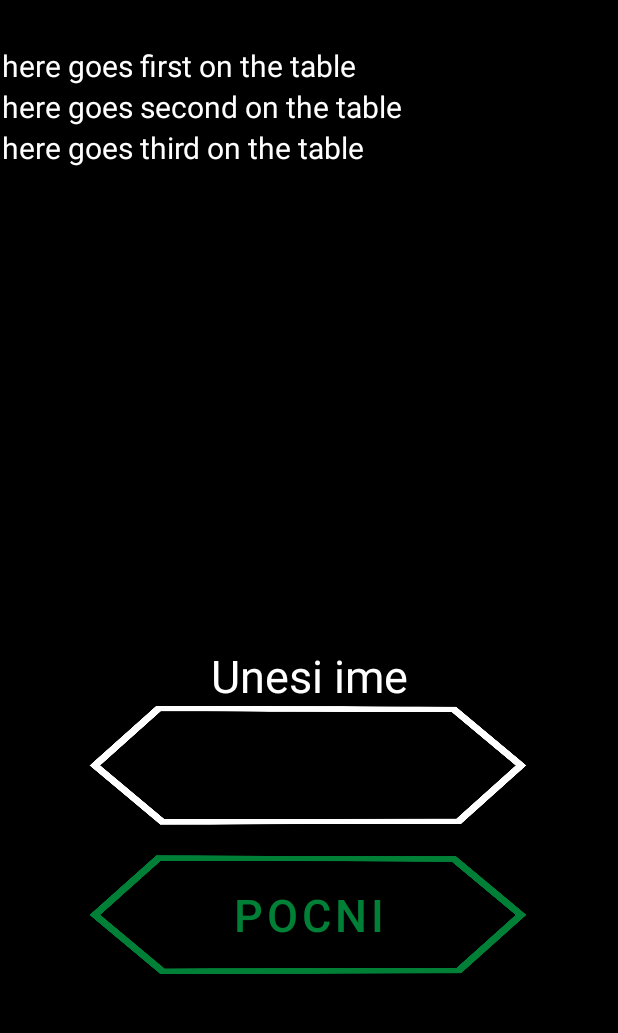
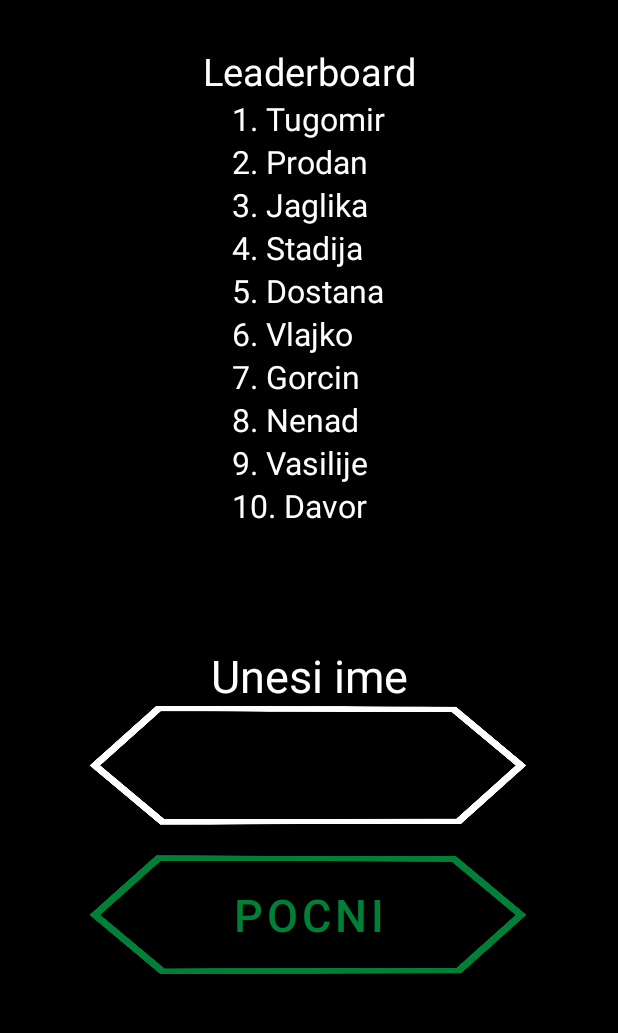
Before and after one commit to nemanjamitric/reCko, an Android app: the screen it shows after launch (MainActivity), on a phone screen of 412 x 824 dp, the part 105-1138 px from its top. Run offline under Robolectric (Android 15) with nearby library versions, the phone set to English and light mode, and no system bars; 7 statements that could not run were skipped.

Commit message:
Leaderboard fixed.

```diff
--- a/app/src/main/res/layout/activity_leaderboard.xml
+++ b/app/src/main/res/layout/activity_leaderboard.xml
@@ -1,6 +1,5 @@
 <?xml version="1.0" encoding="utf-8"?>
-<androidx.constraintlayout.widget.ConstraintLayout
-    xmlns:android="http://schemas.android.com/apk/res/android"
+<androidx.constraintlayout.widget.ConstraintLayout xmlns:android="http://schemas.android.com/apk/res/android"
     xmlns:app="http://schemas.android.com/apk/res-auto"
     xmlns:tools="http://schemas.android.com/tools"
     android:layout_width="match_parent"
@@ -18,6 +17,13 @@
         app:layout_constraintStart_toStartOf="parent"
         app:layout_constraintTop_toTopOf="parent"
         app:layout_constraintVertical_bias="0.494">
+        <TextView
+            android:layout_width="match_parent"
+            android:layout_height="wrap_content"
+            android:textSize="25dp"
+            android:text="Leaderboard"
+            android:textColor="@color/white"
+            android:gravity="center"/>
 
         <TableLayout
             android:layout_width="match_parent"
@@ -26,37 +32,113 @@
 
             <TableRow
                 android:layout_width="match_parent"
-                android:layout_height="match_parent">
+                android:layout_height="match_parent"
+                android:gravity="center">
 
                 <TextView
-                    android:text="here goes first on the table"
+                    android:text="1. Tugomir"
                     android:textColor="@color/white"
-                    android:textSize="20dp" />
+                    android:textSize="21dp"/>
             </TableRow>
 
             <TableRow
                 android:layout_width="match_parent"
-                android:layout_height="match_parent">
+                android:layout_height="match_parent"
+                android:gravity="center">
 
                 <TextView
-                    android:text="here goes second on the table"
+                    android:text="2. Prodan"
                     android:textColor="@color/white"
-                    android:textSize="20dp" />
+                    android:textSize="21dp" />
             </TableRow>
 
             <TableRow
                 android:layout_width="match_parent"
-                android:layout_height="match_parent">
+                android:layout_height="match_parent"
+                android:gravity="center">
 
                 <TextView
-                    android:text="here goes third on the table"
+                    android:text="3. Jaglika"
                     android:textColor="@color/white"
-                    android:textSize="20dp" />
+                    android:textSize="21dp" />
             </TableRow>
 
             <TableRow
                 android:layout_width="match_parent"
-                android:layout_height="match_parent" />
+                android:layout_height="match_parent"
+                android:gravity="center">
+
+                <TextView
+                    android:text="4. Stadija"
+                    android:textColor="@color/white"
+                    android:textSize="21dp" />
+            </TableRow>
+
+            <TableRow
+                android:layout_width="match_parent"
+                android:layout_height="match_parent"
+                android:gravity="center">
+
+                <TextView
+                    android:text="5. Dostana"
+                    android:textColor="@color/white"
+                    android:textSize="21dp" />
+            </TableRow>
+
+            <TableRow
+                android:layout_width="match_parent"
+                android:layout_height="match_parent"
+                android:gravity="center">
+
+                <TextView
+                    android:text="6. Vlajko"
+                    android:textColor="@color/white"
+                    android:textSize="21dp" />
+            </TableRow>
+
+            <TableRow
+                android:layout_width="match_parent"
+                android:layout_height="match_parent"
+                android:gravity="center">
+
+                <TextView
+                    android:text="7. Gorcin"
+                    android:textColor="@color/white"
+                    android:textSize="21dp" />
+            </TableRow>
+
+            <TableRow
+                android:layout_width="match_parent"
+                android:layout_height="match_parent"
+                android:gravity="center">
+
+                <TextView
+                    android:text="8. Nenad"
+                    android:textColor="@color/white"
+                    android:textSize="21dp" />
+            </TableRow>
+
+            <TableRow
+                android:layout_width="match_parent"
+                android:layout_height="match_parent"
+                android:gravity="center">
+
+                <TextView
+                    android:text="9. Vasilije"
+                    android:textColor="@color/white"
+                    android:textSize="21dp" />
+            </TableRow>
+
+            <TableRow
+                android:layout_width="match_parent"
+                android:layout_height="match_parent"
+                android:gravity="center">
+
+                <TextView
+                    android:text="10. Davor"
+                    android:textColor="@color/white"
+                    android:textSize="21dp" />
+            </TableRow>
         </TableLayout>
     </LinearLayout>
 </androidx.constraintlayout.widget.ConstraintLayout>
--- a/app/src/main/res/layout/activity_main.xml
+++ b/app/src/main/res/layout/activity_main.xml
@@ -8,6 +8,7 @@
     tools:context=".MainActivity"
     android:background="@color/black"
     >
+
 
     <LinearLayout
         android:layout_width="match_parent"
@@ -40,8 +41,8 @@
 
             <include
                 android:id="@+id/activity_leaderboard"
-                layout="@layout/activity_leaderboard" />
-            <!--  -->
+                layout="@layout/activity_leaderboard">
+            </include>
         </LinearLayout>
 
         <LinearLayout
```
